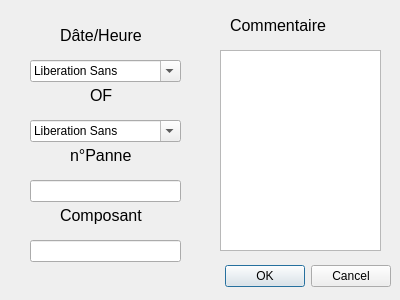
Qt form edit.ui (Rhaven3/Project_SP-CE) before a commit.
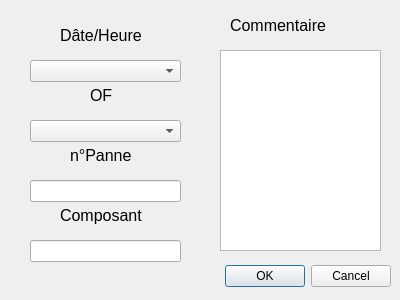
The same form after that commit.

```diff
--- a/edit.ui
+++ b/edit.ui
@@ -47,26 +47,6 @@
     <string>Commentaire</string>
    </property>
   </widget>
-  <widget class="QFontComboBox" name="fontComboBox">
-   <property name="geometry">
-    <rect>
-     <x>30</x>
-     <y>60</y>
-     <width>151</width>
-     <height>22</height>
-    </rect>
-   </property>
-  </widget>
-  <widget class="QFontComboBox" name="fontComboBox_2">
-   <property name="geometry">
-    <rect>
-     <x>30</x>
-     <y>120</y>
-     <width>151</width>
-     <height>22</height>
-    </rect>
-   </property>
-  </widget>
   <widget class="QLineEdit" name="lineEdit">
    <property name="geometry">
     <rect>
@@ -169,6 +149,26 @@
     <string>Composant</string>
    </property>
   </widget>
+  <widget class="QComboBox" name="comboBox">
+   <property name="geometry">
+    <rect>
+     <x>30</x>
+     <y>60</y>
+     <width>151</width>
+     <height>22</height>
+    </rect>
+   </property>
+  </widget>
+  <widget class="QComboBox" name="comboBox_2">
+   <property name="geometry">
+    <rect>
+     <x>30</x>
+     <y>120</y>
+     <width>151</width>
+     <height>22</height>
+    </rect>
+   </property>
+  </widget>
  </widget>
  <resources/>
  <connections>
```
